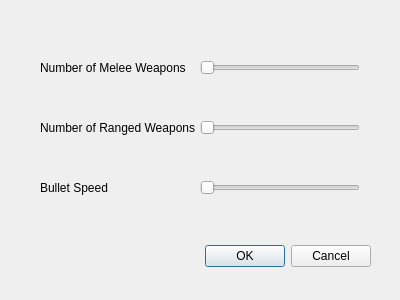
Above: optionpage.ui from kkdlau/COMP2012H-OPERATION-H before the change. Below: the same form after it.
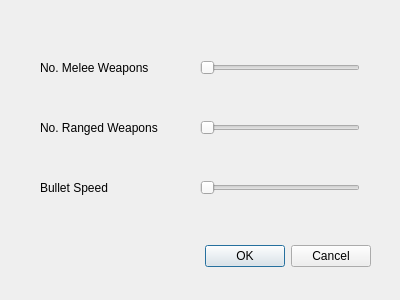
That is the form after the change.

Commit message: option page fix

The edit to the form file:
```diff
--- a/optionpage.ui
+++ b/optionpage.ui
@@ -87,7 +87,7 @@
     </rect>
    </property>
    <property name="text">
-    <string>Number of Melee Weapons</string>
+    <string>No. Melee Weapons</string>
    </property>
   </widget>
   <widget class="QLabel" name="label_2">
@@ -100,7 +100,7 @@
     </rect>
    </property>
    <property name="text">
-    <string>Number of Ranged Weapons</string>
+    <string>No. Ranged Weapons</string>
    </property>
   </widget>
   <widget class="QLabel" name="label_3">
```
